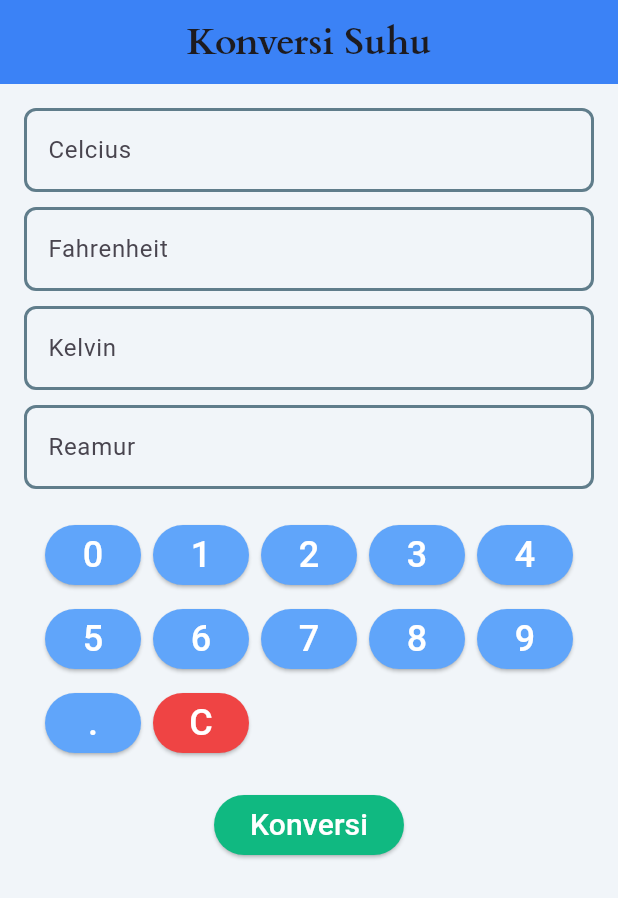
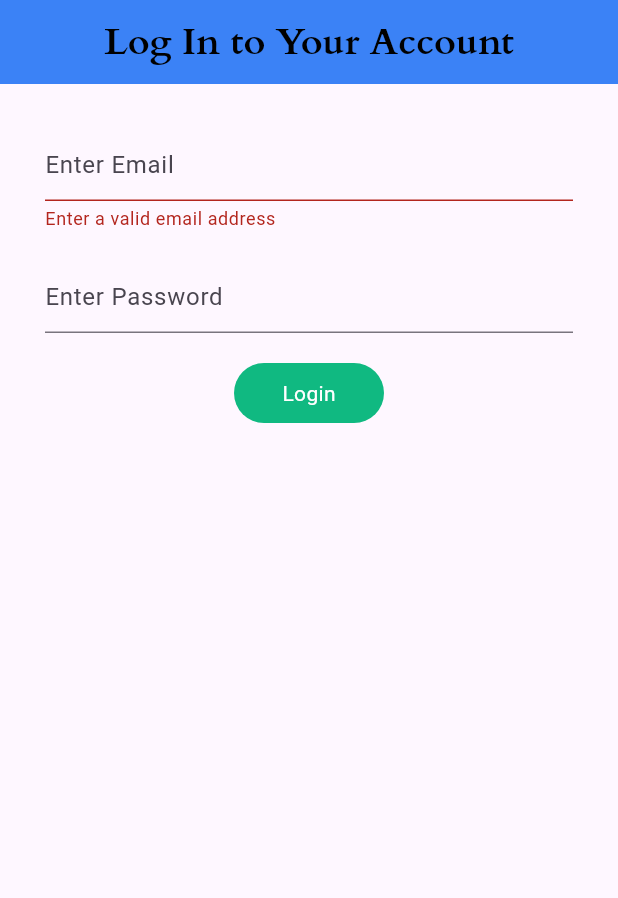
Before and after one commit to sulifiadf/konversi_suhu, a Flutter app: the screen it shows after launch, on a phone screen of 412 x 824 dp. Shown: the top 898 px of the screen. Run offline on Flutter 3.47's test engine with Material 3 defaults, Android fonts, the phone set to English and light mode, and no system bars.

Commit message:
perubahan pada main,login, dan home

```diff
--- a/lib/home_page.dart
+++ b/lib/home_page.dart
@@ -6,42 +6,94 @@ class HalamanKonversi extends StatefulWidget {
 }
 
 class _HalamanKonversiState extends State<HalamanKonversi> {
+  TextEditingController selectedController = TextEditingController();
   TextEditingController celciusController = TextEditingController();
   TextEditingController fahrenheitController = TextEditingController();
   TextEditingController kelvinController = TextEditingController();
   TextEditingController reamurController = TextEditingController();
 
   void konversiSuhu() {
+    if (selectedController == celciusController) {
       double celcius = double.tryParse(celciusController.text) ?? 0.0;
       double fahrenheit = (celcius * 9 / 5) + 32;
       double kelvin = celcius + 273.15;
       double reamur = celcius * 4 / 5;
-
       setState(() {
         fahrenheitController.text = fahrenheit.toStringAsFixed(2);
         kelvinController.text = kelvin.toStringAsFixed(2);
         reamurController.text = reamur.toStringAsFixed(2);
       });
+    } else if (selectedController == fahrenheitController) {
+      double fahrenheit = double.tryParse(fahrenheitController.text) ?? 0.0;
+      double celcius = (fahrenheit - 32) * 5 / 9;
+      double kelvin = celcius + 273.15;
+      double reamur = celcius * 4 / 5;
+      setState(() {
+        celciusController.text = celcius.toStringAsFixed(2);
+        kelvinController.text = kelvin.toStringAsFixed(2);
+        reamurController.text = reamur.toStringAsFixed(2);
+      });
+    } else if (selectedController == kelvinController) {
+      double kelvin = double.tryParse(kelvinController.text) ?? 0.0;
+      double celcius = kelvin - 273.15;
+      double fahrenheit = (celcius * 9 / 5) + 32;
+      double reamur = celcius * 4 / 5;
+      setState(() {
+        celciusController.text = celcius.toStringAsFixed(2);
+        fahrenheitController.text = fahrenheit.toStringAsFixed(2);
+        reamurController.text = reamur.toStringAsFixed(2);
+      });
+    } else if (selectedController == reamurController) {
+      double reamur = double.tryParse(reamurController.text) ?? 0.0;
+      double celcius = reamur * 5 / 4;
+      double fahrenheit = (celcius * 9 / 5) + 32;
+      double kelvin = celcius + 273.15;
+      setState(() {
+        celciusController.text = celcius.toStringAsFixed(2);
+        fahrenheitController.text = fahrenheit.toStringAsFixed(2);
+        kelvinController.text = kelvin.toStringAsFixed(2);
+      });
+    }
   }
 
   void tambahAngka(String angka) {
-    celciusController.text += angka;
+    setState(() {
+      selectedController.text += angka;
+    });
   }
 
   void hapusAngka() {
-    if (celciusController.text.isNotEmpty) {
-      celciusController.text =
-          celciusController.text.substring(0, celciusController.text.length - 1);
+    setState(() {
+      if (selectedController.text.isNotEmpty) {
+        selectedController.text = selectedController.text.substring(0, selectedController.text.length - 1);
       }
+    });
   }
 
   Widget buildButton(String angka) {
     return ElevatedButton(
-      style: ElevatedButton.styleFrom(
-        backgroundColor: Color(0xFF60A5FA),
+      style: ElevatedButton.styleFrom(backgroundColor: Color(0xFF60A5FA)),
+      onPressed: () => tambahAngka(angka),
+      child: Text(angka, style: TextStyle(fontSize: 24, color: Colors.white)),
+    );
+  }
+
+  Widget buildTextField(String label, TextEditingController controller) {
+    return TextField(
+      controller: controller,
+      readOnly: true,
+      onTap: () => setState(() => selectedController = controller),
+      decoration: InputDecoration(
+        labelText: label,
+        enabledBorder: OutlineInputBorder(
+          borderRadius: BorderRadius.circular(8),
+          borderSide: BorderSide(color: Colors.blueGrey, width: 2.0),
         ),
-      onPressed: () => setState(() => tambahAngka(angka)),
-      child: Text(angka, style: TextStyle(fontSize: 24, color: Colors.white)),
+        focusedBorder: OutlineInputBorder(
+          borderRadius: BorderRadius.circular(8),
+          borderSide: BorderSide(color: Colors.blue, width: 2.5),
+        ),
+      ),
     );
   }
 
@@ -66,95 +118,33 @@ class _HalamanKonversiState extends State<HalamanKonversi> {
         padding: EdgeInsets.all(16),
         child: Column(
           children: [
-            TextField(
-              controller: celciusController,
-              readOnly: true,
-              decoration: InputDecoration(
-                labelText: 'Celcius',
-                enabledBorder: OutlineInputBorder(
-                  borderRadius: BorderRadius.circular(8),
-                  borderSide: BorderSide(
-                    color: Colors.blueGrey,
-                    width: 2.0,
-                  ),
-                ),
-              ),
-            ),
+            buildTextField('Celcius', celciusController),
             SizedBox(height: 10),
-            TextField(
-              controller: fahrenheitController,
-              readOnly: true,
-              decoration: InputDecoration(
-                labelText: 'Fahrenheit',
-                enabledBorder: OutlineInputBorder(
-                  borderRadius: BorderRadius.circular(8),
-                  borderSide: BorderSide(
-                    color: Colors.blueGrey,
-                    width: 2.0,
-                  ),
-                ),
-              ),
-            ),
+            buildTextField('Fahrenheit', fahrenheitController),
             SizedBox(height: 10),
-            TextField(
-              controller: kelvinController,
-              readOnly: true,
-              decoration: InputDecoration(
-                labelText: 'Kelvin',
-                enabledBorder: OutlineInputBorder(
-                  borderRadius: BorderRadius.circular(8),
-                  borderSide: BorderSide(
-                    color: Colors.blueGrey,
-                    width: 2.0,
-                  ),
-                ),
-              ),
-            ),
+            buildTextField('Kelvin', kelvinController),
             SizedBox(height: 10),
-            TextField(
-              controller: reamurController,
-              readOnly: true,
-              decoration: InputDecoration(
-                labelText: 'Reamur',
-                enabledBorder: OutlineInputBorder(
-                  borderRadius: BorderRadius.circular(8),
-                  borderSide: BorderSide(
-                    color: Colors.blueGrey,
-                    width: 2.0,
-                  ),
-                ),
-              ),
-            ),
+            buildTextField('Reamur', reamurController),
             SizedBox(height: 20),
             Wrap(
               spacing: 8,
               runSpacing: 8,
               children: [
-                ...['0', '1', '2', '3', '4', '5', '6', '7', '8', '9', '.', 'C']
-                    .map((angka) => angka == 'C'
-                        ? ElevatedButton(
-                            onPressed: () => setState(() => hapusAngka()),
-                            child: Text('C',
-                                style:
-                                    TextStyle(fontSize: 24, color: Colors.white)),
-                            style: ElevatedButton.styleFrom(
-                              backgroundColor: Color(0xFFEF4444),
+                ...['0', '1', '2', '3', '4', '5', '6', '7', '8', '9', '.']
+                    .map((angka) => buildButton(angka)),
+                ElevatedButton(
+                  onPressed: hapusAngka,
+                  child: Text('C', style: TextStyle(fontSize: 24, color: Colors.white)),
+                  style: ElevatedButton.styleFrom(backgroundColor: Color(0xFFEF4444)),
                 ),
-                          )
-                        : buildButton(angka))
               ],
             ),
             SizedBox(height: 20),
             ElevatedButton(
               onPressed: konversiSuhu,
-              style: ElevatedButton.styleFrom(
-                backgroundColor: Color(0xFF10B981),
+              style: ElevatedButton.styleFrom(backgroundColor: Color(0xFF10B981)),
+              child: Text('Konversi', style: TextStyle(fontSize: 20, color: Colors.white)),
             ),
-              child: Text(
-                'Konversi',
-                style: TextStyle(fontSize: 20, color: Colors.white),
-              ),
-            )
           ],
         ),
       ),
--- /dev/null
+++ b/lib/login_page.dart
@@ -0,0 +1,122 @@
+import 'package:flutter/material.dart';
+import 'package:flutter_application_3/home_page.dart';
+
+class MyLoginPage extends StatefulWidget {
+  const MyLoginPage({super.key});
+
+  @override
+  State<MyLoginPage> createState() => _MyLoginPageState();
+}
+
+class _MyLoginPageState extends State<MyLoginPage> {
+
+  TextEditingController emailController = TextEditingController();
+  TextEditingController passwordController = TextEditingController();
+  String useremail = "sulifia@pensmail.com";
+  String pass = "123456";
+  String notif = " ";
+
+   void login(String email, String password) {
+
+      if (email == useremail && password == pass ) {
+        setState(()
+          {
+            notif = " ";
+          });
+        Navigator.push(context,
+          MaterialPageRoute(builder: (context) => HalamanKonversi())
+          );
+      } else {
+        setState(()
+          {
+            notif = " email atau password salah";
+          });
+      }
+  }
+
+  @override
+  Widget build(BuildContext context) {
+
+    String? validateEmail(String? value) {
+      const pattern = r"(?:[a-z0-9!#$%&'*+/=?^_`{|}~-]+(?:\.[a-z0-9!#$%&'"
+          r'*+/=?^_`{|}~-]+)*|"(?:[\x01-\x08\x0b\x0c\x0e-\x1f\x21\x23-\x5b\x5d-'
+          r'\x7f]|\\[\x01-\x09\x0b\x0c\x0e-\x7f])*")@(?:(?:[a-z0-9](?:[a-z0-9-]*'
+          r'[a-z0-9])?\.)+[a-z0-9](?:[a-z0-9-]*[a-z0-9])?|\[(?:(?:(2(5[0-5]|[0-4]'
+          r'[0-9])|1[0-9][0-9]|[1-9]?[0-9]))\.){3}(?:(2(5[0-5]|[0-4][0-9])|1[0-9]'
+          r'[0-9]|[1-9]?[0-9])|[a-z0-9-]*[a-z0-9]:(?:[\x01-\x08\x0b\x0c\x0e-\x1f\'
+          r'x21-\x5a\x53-\x7f]|\\[\x01-\x09\x0b\x0c\x0e-\x7f])+)\])';
+      final regex = RegExp(pattern);
+
+      return value!.isEmpty || !regex.hasMatch(value)
+          ? 'Enter a valid email address'
+          : null;
+    }
+
+    return Scaffold(
+      appBar: AppBar(
+        backgroundColor: Color(0xFF3B82F6),
+        title: const Text(
+          "Log In to Your Account",
+          style: TextStyle(
+              color: Colors.black,
+              fontFamily: 'Cardo',
+              fontSize: 25,
+              fontWeight: FontWeight.bold,),
+        ),
+        centerTitle: true,
+      ),
+      body: Padding(
+        padding: EdgeInsets.symmetric(vertical: 30, horizontal: 30),
+        child: Column(
+          children: [
+            Form(
+              autovalidateMode: AutovalidateMode.always,
+              child: TextFormField(
+              controller: emailController,
+              validator: validateEmail,
+              decoration: InputDecoration(hintText: "Enter Email")),
+              ),
+            const SizedBox(
+              height: 20,
+            ),
+            TextFormField(
+                controller: passwordController,
+                obscureText: true,
+                enableSuggestions: false,
+                autocorrect: false,
+                decoration: InputDecoration(hintText: "Enter Password")),
+            const SizedBox(
+              height: 20,
+            ),
+            GestureDetector(
+              onTap: () => login(emailController.text.toString(),
+                  passwordController.text.toString()),
+              child: Container(
+                height: 40,
+                width: 100,
+                alignment: Alignment.center,
+                decoration: BoxDecoration(
+                    color: Color(0xFF10B981),
+                    borderRadius: BorderRadius.circular(20)),
+                child: Text(
+                  "Login",
+                  style: TextStyle(color: Colors.white),
+                ),
+              ),
+            ),
+            const SizedBox(
+              height: 20,
+            ),
+            Text(notif,
+              textAlign: TextAlign.center,
+              style: TextStyle(
+              fontWeight: FontWeight.w600,
+              fontSize: 15,
+              ),
+            ),
+          ],
+        ),
+      ),
+    );
+  }
+}
--- a/lib/main.dart
+++ b/lib/main.dart
@@ -1,12 +1,13 @@
 import 'package:flutter/material.dart';
 import 'home_page.dart';
+import 'login_page.dart';
 
 void main() {
   runApp( // <-- Tambahin ini
     MaterialApp(
       debugShowCheckedModeBanner: false,
       title: "Konversi Suhu",
-      home: HalamanKonversi(),
+      home: MyLoginPage(),
     ),
   );
 }
```
Lines whose indentation alone changed are shown as unchanged.
